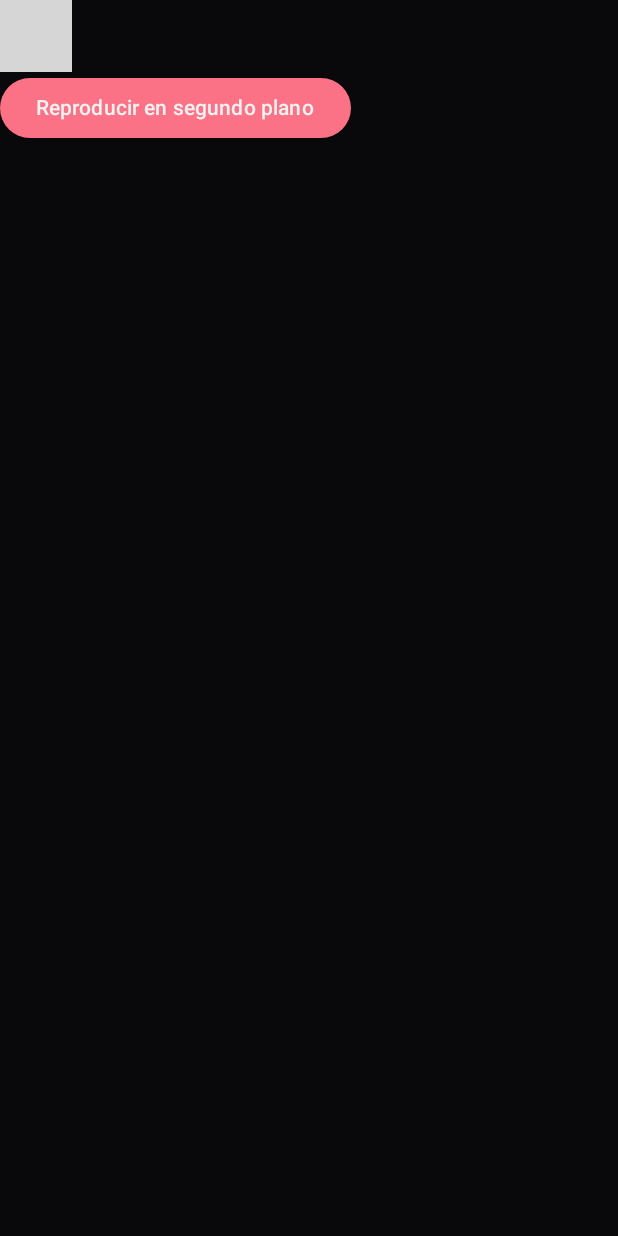
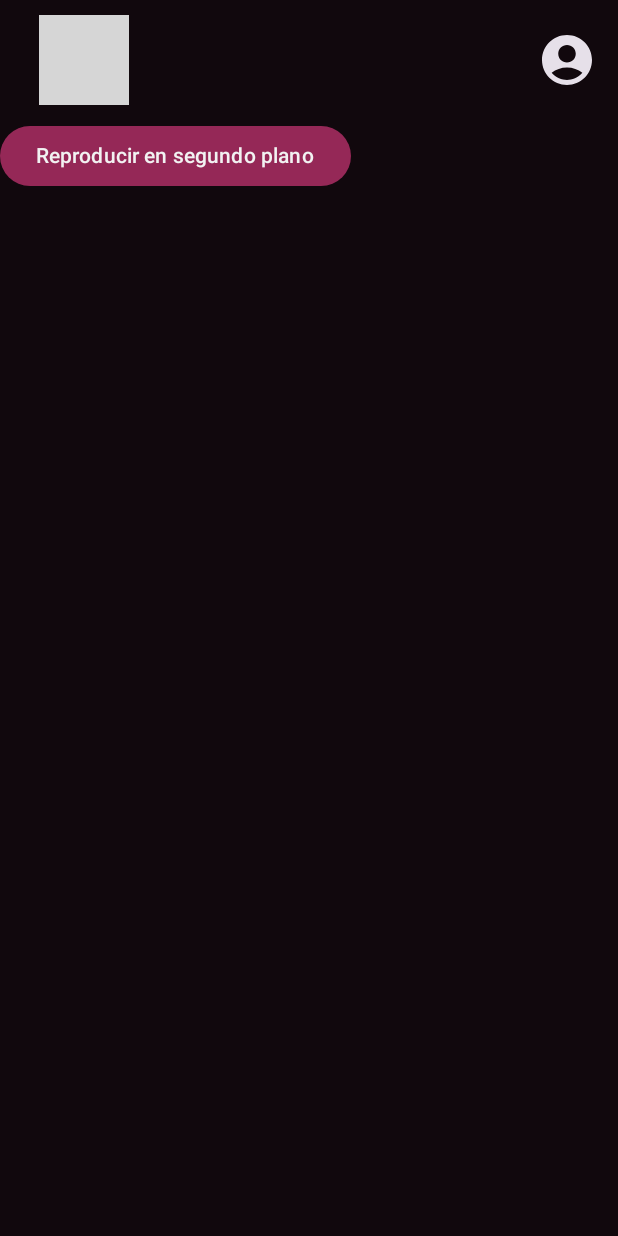
Before and after one commit to alvarikola/ProyectoFinal, an Android app built with Jetpack Compose: the screen it shows after launch (MainActivity), after a tap on "Iniciar sesión", on a phone screen of 412 x 824 dp. Run offline under Robolectric (Android 15) with nearby library versions, the phone set to English and light mode, and no system bars; libraries missing offline, so code that uses them is left out: io.github.jan.supabase; 4 statements that could not run were skipped; grey boxes are pictures that could not be loaded.

Commit message:
actualizados colores con el logo

```diff
--- a/app/src/main/java/com/haria/proyecto_final/main/MainScreen.kt
+++ b/app/src/main/java/com/haria/proyecto_final/main/MainScreen.kt
@@ -29,7 +29,7 @@ fun MainScreen(context: ComponentActivity, navController: NavHostController) {
         }
     ) {
         Scaffold(
-            topBar = { TopAppBar(onNavigationClick = openDrawer, title = "Salas") },
+            topBar = { TopAppBar(navController, main = true) },
             content = { innerPadding ->
                 // Contenido principal de la pantalla
                 ContentMain(innerPadding, context)
--- a/app/src/main/java/com/haria/proyecto_final/menu/Menu.kt
+++ b/app/src/main/java/com/haria/proyecto_final/menu/Menu.kt
@@ -30,7 +30,7 @@ import kotlinx.coroutines.launch
 
 @Composable
 fun Menu(context: ComponentActivity, navController: NavHostController) {
-    val colorIcono = MaterialTheme.colorScheme.primary
+    val colorIcono = MaterialTheme.colorScheme.secondary
     val scope = rememberCoroutineScope()
     ModalDrawerSheet {
         Column(
--- a/app/src/main/java/com/haria/proyecto_final/perfil/PerfilScreen.kt
+++ b/app/src/main/java/com/haria/proyecto_final/perfil/PerfilScreen.kt
@@ -32,7 +32,7 @@ fun PerfilScreen(context: ComponentActivity, navController: NavHostController) {
         }
     ) {
         Scaffold(
-            topBar = { TopAppBar(onNavigationClick = openDrawer, title = "Perfil") },
+            topBar = { TopAppBar(navController) },
             content = { innerPadding ->
                 // Contenido principal de la pantalla
                 ContentPerfil(innerPadding, context)
--- a/app/src/main/java/com/haria/proyecto_final/sala/SalaScreen.kt
+++ b/app/src/main/java/com/haria/proyecto_final/sala/SalaScreen.kt
@@ -29,7 +29,7 @@ fun SalaScreen(context: ComponentActivity, navController: NavHostController) {
         }
     ) {
         Scaffold(
-            topBar = { TopAppBar(onNavigationClick = openDrawer, title = "Sala") },
+            topBar = { TopAppBar(navController) },
             content = { innerPadding ->
                 // Contenido principal de la pantalla
                 ContentSala(innerPadding, context)
--- a/app/src/main/java/com/haria/proyecto_final/ui/theme/Color.kt
+++ b/app/src/main/java/com/haria/proyecto_final/ui/theme/Color.kt
@@ -11,9 +11,10 @@ import androidx.compose.ui.graphics.Color
 //val Pink40 = Color(0xFF7D5260)
 
 
-val negroFondo = Color(0xFF09090B)
-val colorTarjetas = Color(0xFF1C1917)
-val rosa = Color(0xFFE11D48)
+val negroFondo = Color(0xFF11080D)
+val colorTarjetas = Color(0xFF48283D)
+val rosa = Color(0xFF952857)
 val colorLetra = Color(0xFFF2F2F2)
 val colorSubtitulo = Color(0xFF9A9AA3)
 val rosa400 = Color(0xFFfb7185)
+val rosaIcono = Color(0xFFDD347D)
--- a/app/src/main/java/com/haria/proyecto_final/ui/theme/Theme.kt
+++ b/app/src/main/java/com/haria/proyecto_final/ui/theme/Theme.kt
@@ -12,8 +12,8 @@ import androidx.compose.runtime.Composable
 import androidx.compose.ui.platform.LocalContext
 
 private val DarkColorScheme = darkColorScheme(
-    primary = rosa400,
-    //secondary = PurpleGrey80,
+    primary = rosa,
+    secondary = rosaIcono,
     //tertiary = Pink80,
     background = negroFondo,
     primaryContainer = colorTarjetas,
```
